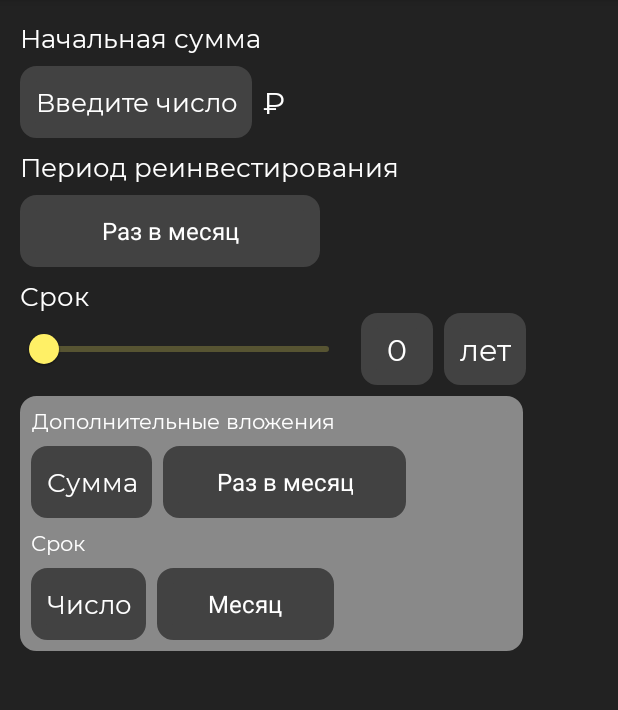
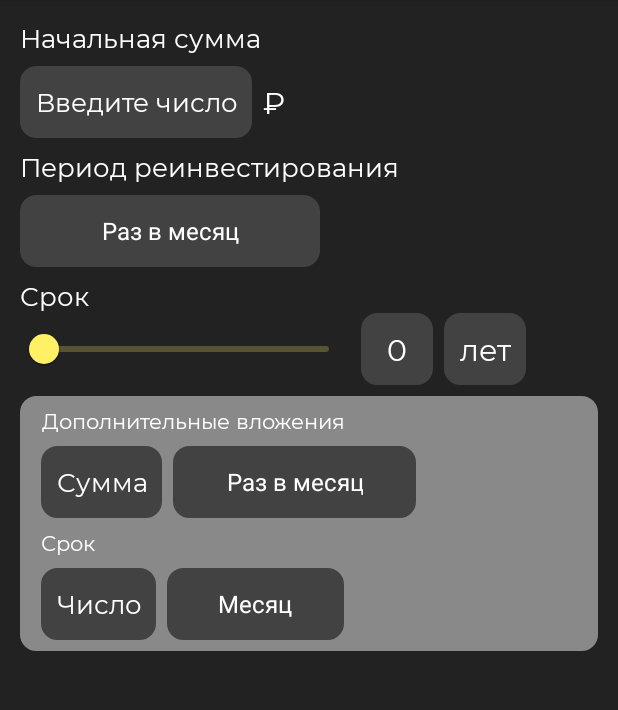
Before and after one commit to MironBano/MoneyMeter, an Android app: the CompoundInterest screen opened directly, with no data from a screen before it, on a phone screen of 412 x 824 dp, the part 84-794 px from its top. Run offline under Robolectric (Android 15) with nearby library versions, the phone set to English and light mode, and no system bars.

Commit message:
Update compoundinterest.xml

```diff
--- a/app/src/main/res/layout/compoundinterest.xml
+++ b/app/src/main/res/layout/compoundinterest.xml
@@ -166,16 +166,17 @@
 
             <View
                 android:id="@+id/backAdditionalAttachments"
+                android:layout_marginStart="13dp"
+                android:layout_marginEnd="13dp"
+                android:layout_width="match_parent"
+                android:layout_height="170dp"
+
+                android:layout_marginTop="7dp"
+                android:background="@drawable/additional_attachments_form"
+                app:layout_constraintEnd_toEndOf="parent"
 
                 app:layout_constraintStart_toEndOf="@id/mainBarrier"
-                app:layout_constraintTop_toBottomOf="@+id/textTermNumber"
-
-                android:layout_width="335dp"
-                android:layout_height="170dp"
-                android:layout_marginTop="7dp"
-
-                android:background="@drawable/additional_attachments_form"
- />
+                app:layout_constraintTop_toBottomOf="@+id/textTermNumber" />
 
             <TextView
                 android:id="@+id/AdditionalAttachmentsText1"
```
